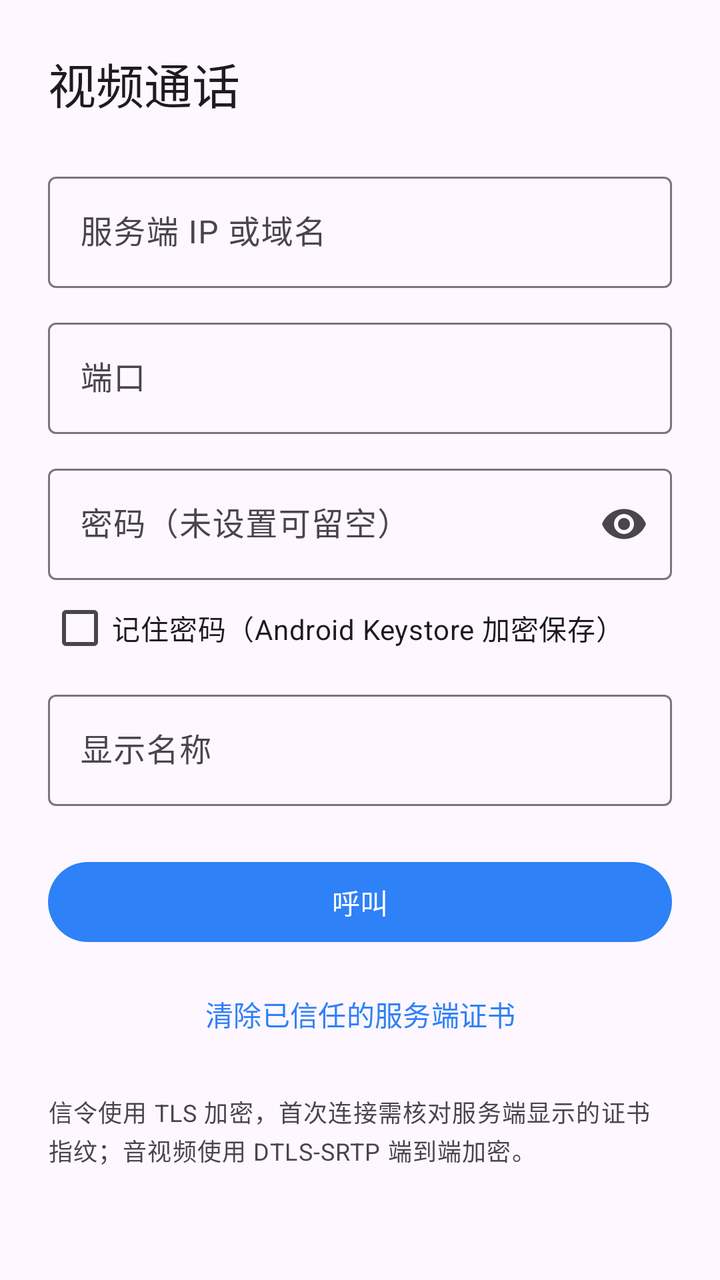
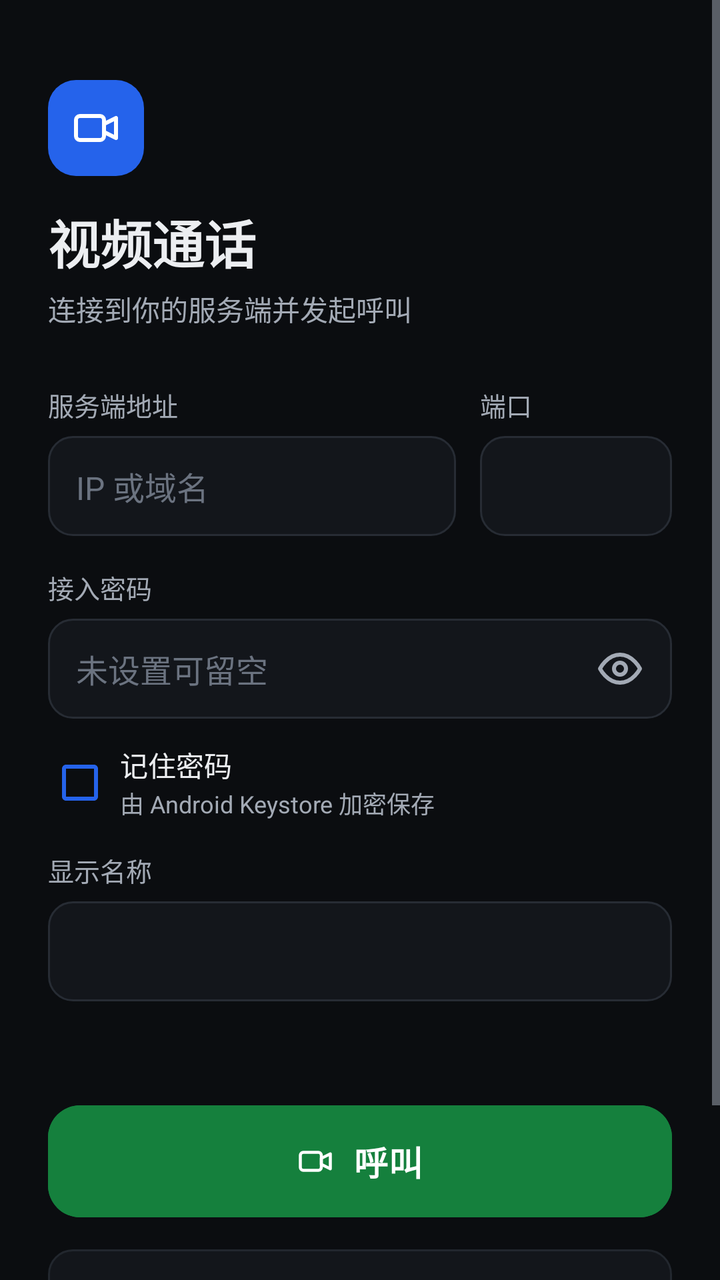

The first picture is an Android layout as it rendered before a commit; the second is the same layout after the commit. The layout source and the unified diff follow.
<!-- AndroidManifest.xml: application theme Theme.VideoCall -->
<!-- res/layout/activity_main.xml -->
<?xml version="1.0" encoding="utf-8"?>
<ScrollView xmlns:android="http://schemas.android.com/apk/res/android"
    android:layout_width="match_parent"
    android:layout_height="match_parent"
    android:fillViewport="true">

    <LinearLayout
        android:layout_width="match_parent"
        android:layout_height="wrap_content"
        android:orientation="vertical"
        android:padding="24dp">

        <TextView
            android:layout_width="wrap_content"
            android:layout_height="wrap_content"
            android:layout_marginBottom="24dp"
            android:text="@string/app_name"
            android:textAppearance="?attr/textAppearanceHeadlineSmall" />

        <com.google.android.material.textfield.TextInputLayout
            android:layout_width="match_parent"
            android:layout_height="wrap_content"
            android:hint="@string/hint_host">
            <com.google.android.material.textfield.TextInputEditText
                android:id="@+id/inputHost"
                android:layout_width="match_parent"
                android:layout_height="wrap_content"
                android:inputType="textUri"
                android:maxLines="1" />
        </com.google.android.material.textfield.TextInputLayout>

        <com.google.android.material.textfield.TextInputLayout
            android:layout_width="match_parent"
            android:layout_height="wrap_content"
            android:layout_marginTop="12dp"
            android:hint="@string/hint_port">
            <com.google.android.material.textfield.TextInputEditText
                android:id="@+id/inputPort"
                android:layout_width="match_parent"
                android:layout_height="wrap_content"
                android:inputType="number"
                android:maxLength="5" />
        </com.google.android.material.textfield.TextInputLayout>

        <com.google.android.material.textfield.TextInputLayout
            android:layout_width="match_parent"
            android:layout_height="wrap_content"
            android:layout_marginTop="12dp"
            android:hint="@string/hint_password"
            app:endIconMode="password_toggle"
            xmlns:app="http://schemas.android.com/apk/res-auto">
            <com.google.android.material.textfield.TextInputEditText
                android:id="@+id/inputPassword"
                android:layout_width="match_parent"
                android:layout_height="wrap_content"
                android:inputType="textPassword" />
        </com.google.android.material.textfield.TextInputLayout>

        <CheckBox
            android:id="@+id/checkRemember"
            android:layout_width="wrap_content"
            android:layout_height="wrap_content"
            android:text="@string/remember_password" />

        <com.google.android.material.textfield.TextInputLayout
            android:layout_width="match_parent"
            android:layout_height="wrap_content"
            android:layout_marginTop="4dp"
            android:hint="@string/hint_name">
            <com.google.android.material.textfield.TextInputEditText
                android:id="@+id/inputName"
                android:layout_width="match_parent"
                android:layout_height="wrap_content"
                android:inputType="text"
                android:maxLength="32" />
        </com.google.android.material.textfield.TextInputLayout>

        <com.google.android.material.button.MaterialButton
            android:id="@+id/btnCall"
            android:layout_width="match_parent"
            android:layout_height="wrap_content"
            android:layout_marginTop="24dp"
            android:text="@string/call" />

        <com.google.android.material.button.MaterialButton
            android:id="@+id/btnClearPins"
            style="@style/Widget.Material3.Button.TextButton"
            android:layout_width="wrap_content"
            android:layout_height="wrap_content"
            android:layout_gravity="center_horizontal"
            android:layout_marginTop="8dp"
            android:text="@string/clear_pins" />

        <TextView
            android:layout_width="match_parent"
            android:layout_height="wrap_content"
            android:layout_marginTop="16dp"
            android:text="@string/security_note"
            android:textAppearance="?attr/textAppearanceBodySmall" />

        <TextView
            android:id="@+id/versionText"
            android:layout_width="wrap_content"
            android:layout_height="wrap_content"
            android:layout_gravity="center_horizontal"
            android:layout_marginTop="16dp"
            android:textAppearance="?attr/textAppearanceLabelSmall" />
    </LinearLayout>
</ScrollView>
<!-- resources referenced by this layout -->
<resources>
  <string name="clear_pins">清除已信任的服务端证书</string>
  <string name="hint_host">服务端 IP 或域名</string>
  <string name="hint_name">显示名称</string>
  <string name="hint_password">密码（未设置可留空）</string>
  <string name="hint_port">端口</string>
  <string name="remember_password">记住密码（Android Keystore 加密保存）</string>
  <string name="security_note">信令使用 TLS 加密，首次连接需核对服务端显示的证书指纹；音视频使用 DTLS-SRTP 端到端加密。</string>
  <style name="Theme.VideoCall" parent="Theme.Material3.DayNight.NoActionBar">
          <item name="colorPrimary">#2F81F7</item>
      </style>
  <!-- unchanged entries left out for length: 2 -->
</resources>

<!-- the commit's change to res/layout/activity_main.xml (unified diff, before → after) -->
@@ -1,109 +1,263 @@
 <?xml version="1.0" encoding="utf-8"?>
 <ScrollView xmlns:android="http://schemas.android.com/apk/res/android"
+    xmlns:app="http://schemas.android.com/apk/res-auto"
+    android:id="@+id/scroll"
     android:layout_width="match_parent"
     android:layout_height="match_parent"
+    android:background="@color/bg"
     android:fillViewport="true">
 
     <LinearLayout
+        android:id="@+id/content"
         android:layout_width="match_parent"
         android:layout_height="wrap_content"
         android:orientation="vertical"
-        android:padding="24dp">
-
-        <TextView
-            android:layout_width="wrap_content"
-            android:layout_height="wrap_content"
-            android:layout_marginBottom="24dp"
+        android:paddingStart="24dp"
+        android:paddingTop="40dp"
+        android:paddingEnd="24dp"
+        android:paddingBottom="28dp">
+
+        <ImageView
+            android:layout_width="48dp"
+            android:layout_height="48dp"
+            android:background="@drawable/bg_logo"
+            android:importantForAccessibility="no"
+            android:scaleType="center"
+            android:src="@drawable/ic_video"
+            app:tint="#FFFFFF" />
+
+        <TextView
+            android:layout_width="wrap_content"
+            android:layout_height="wrap_content"
+            android:layout_marginTop="14dp"
             android:text="@string/app_name"
-            android:textAppearance="?attr/textAppearanceHeadlineSmall" />
-
-        <com.google.android.material.textfield.TextInputLayout
-            android:layout_width="match_parent"
-            android:layout_height="wrap_content"
-            android:hint="@string/hint_host">
-            <com.google.android.material.textfield.TextInputEditText
-                android:id="@+id/inputHost"
+            android:textColor="@color/fg"
+            android:textSize="26sp"
+            android:textStyle="bold" />
+
+        <TextView
+            android:layout_width="wrap_content"
+            android:layout_height="wrap_content"
+            android:layout_marginTop="4dp"
+            android:text="@string/subtitle"
+            android:textColor="@color/muted"
+            android:textSize="14sp" />
+
+        <LinearLayout
+            android:layout_width="match_parent"
+            android:layout_height="wrap_content"
+            android:layout_marginTop="28dp"
+            android:orientation="horizontal">
+
+            <LinearLayout
+                android:layout_width="0dp"
+                android:layout_height="wrap_content"
+                android:layout_weight="1"
+                android:orientation="vertical">
+
+                <TextView
+                    style="@style/Label"
+                    android:layout_width="wrap_content"
+                    android:layout_height="wrap_content"
+                    android:labelFor="@id/inputHost"
+                    android:text="@string/label_host" />
+
+                <EditText
+                    android:id="@+id/inputHost"
+                    style="@style/Input"
+                    android:layout_width="match_parent"
+                    android:layout_height="wrap_content"
+                    android:hint="@string/hint_host"
+                    android:importantForAutofill="no"
+                    android:inputType="textUri" />
+            </LinearLayout>
+
+            <LinearLayout
+                android:layout_width="96dp"
+                android:layout_height="wrap_content"
+                android:layout_marginStart="12dp"
+                android:orientation="vertical">
+
+                <TextView
+                    style="@style/Label"
+                    android:layout_width="wrap_content"
+                    android:layout_height="wrap_content"
+                    android:labelFor="@id/inputPort"
+                    android:text="@string/label_port" />
+
+                <EditText
+                    android:id="@+id/inputPort"
+                    style="@style/Input"
+                    android:layout_width="match_parent"
+                    android:layout_height="wrap_content"
+                    android:importantForAutofill="no"
+                    android:inputType="number"
+                    android:maxLength="5" />
+            </LinearLayout>
+        </LinearLayout>
+
+        <TextView
+            style="@style/Label"
+            android:layout_width="wrap_content"
+            android:layout_height="wrap_content"
+            android:layout_marginTop="16dp"
+            android:labelFor="@id/inputPassword"
+            android:text="@string/label_password" />
+
+        <FrameLayout
+            android:layout_width="match_parent"
+            android:layout_height="wrap_content">
+
+            <EditText
+                android:id="@+id/inputPassword"
+                style="@style/Input"
                 android:layout_width="match_parent"
                 android:layout_height="wrap_content"
-                android:inputType="textUri"
-                android:maxLines="1" />
-        </com.google.android.material.textfield.TextInputLayout>
-
-        <com.google.android.material.textfield.TextInputLayout
-            android:layout_width="match_parent"
+                android:hint="@string/hint_password"
+                android:importantForAutofill="no"
+                android:inputType="textPassword"
+                android:paddingEnd="52dp" />
+
+            <ImageButton
+                android:id="@+id/btnShowPassword"
+                android:layout_width="44dp"
+                android:layout_height="44dp"
+                android:layout_gravity="end|center_vertical"
+                android:layout_marginTop="3dp"
+                android:layout_marginEnd="4dp"
+                android:background="?attr/selectableItemBackgroundBorderless"
+                android:contentDescription="@string/show_password"
+                android:src="@drawable/ic_eye"
+                app:tint="@color/muted" />
+        </FrameLayout>
+
+        <LinearLayout
+            android:id="@+id/rememberRow"
+            android:layout_width="match_parent"
+            android:layout_height="wrap_content"
+            android:layout_marginTop="10dp"
+            android:background="?attr/selectableItemBackground"
+            android:gravity="center_vertical"
+            android:minHeight="44dp"
+            android:orientation="horizontal">
+
+            <com.google.android.material.checkbox.MaterialCheckBox
+                android:id="@+id/checkRemember"
+                android:layout_width="wrap_content"
+                android:layout_height="wrap_content"
+                android:minWidth="0dp"
+                android:minHeight="0dp"
+                app:buttonTint="@color/accent" />
+
+            <LinearLayout
+                android:layout_width="0dp"
+                android:layout_height="wrap_content"
+                android:layout_marginStart="4dp"
+                android:layout_weight="1"
+                android:orientation="vertical">
+
+                <TextView
+                    android:layout_width="wrap_content"
+                    android:layout_height="wrap_content"
+                    android:text="@string/remember_password"
+                    android:textColor="@color/fg"
+                    android:textSize="14sp" />
+
+                <TextView
+                    android:layout_width="wrap_content"
+                    android:layout_height="wrap_content"
+                    android:text="@string/remember_password_note"
+                    android:textColor="@color/muted"
+                    android:textSize="12sp" />
+            </LinearLayout>
+        </LinearLayout>
+
+        <TextView
+            style="@style/Label"
+            android:layout_width="wrap_content"
             android:layout_height="wrap_content"
             android:layout_marginTop="12dp"
-            android:hint="@string/hint_port">
-            <com.google.android.material.textfield.TextInputEditText
-                android:id="@+id/inputPort"
-                android:layout_width="match_parent"
-                android:layout_height="wrap_content"
-                android:inputType="number"
-                android:maxLength="5" />
-        </com.google.android.material.textfield.TextInputLayout>
-
-        <com.google.android.material.textfield.TextInputLayout
-            android:layout_width="match_parent"
-            android:layout_height="wrap_content"
-            android:layout_marginTop="12dp"
-            android:hint="@string/hint_password"
-            app:endIconMode="password_toggle"
-            xmlns:app="http://schemas.android.com/apk/res-auto">
-            <com.google.android.material.textfield.TextInputEditText
-                android:id="@+id/inputPassword"
-                android:layout_width="match_parent"
-                android:layout_height="wrap_content"
-                android:inputType="textPassword" />
-        </com.google.android.material.textfield.TextInputLayout>
-
-        <CheckBox
-            android:id="@+id/checkRemember"
-            android:layout_width="wrap_content"
-            android:layout_height="wrap_content"
-            android:text="@string/remember_password" />
-
-        <com.google.android.material.textfield.TextInputLayout
-            android:layout_width="match_parent"
-            android:layout_height="wrap_content"
-            android:layout_marginTop="4dp"
-            android:hint="@string/hint_name">
-            <com.google.android.material.textfield.TextInputEditText
-                android:id="@+id/inputName"
-                android:layout_width="match_parent"
-                android:layout_height="wrap_content"
-                android:inputType="text"
-                android:maxLength="32" />
-        </com.google.android.material.textfield.TextInputLayout>
+            android:labelFor="@id/inputName"
+            android:text="@string/label_name" />
+
+        <EditText
+            android:id="@+id/inputName"
+            style="@style/Input"
+            android:layout_width="match_parent"
+            android:layout_height="wrap_content"
+            android:importantForAutofill="no"
+            android:inputType="text"
+            android:maxLength="32" />
+
+        <Space
+            android:layout_width="match_parent"
+            android:layout_height="0dp"
+            android:layout_weight="1"
+            android:minHeight="28dp" />
 
         <com.google.android.material.button.MaterialButton
             android:id="@+id/btnCall"
             android:layout_width="match_parent"
-            android:layout_height="wrap_content"
+            android:layout_height="56dp"
             android:layout_marginTop="24dp"
-            android:text="@string/call" />
-
-        <com.google.android.material.button.MaterialButton
-            android:id="@+id/btnClearPins"
-            style="@style/Widget.Material3.Button.TextButton"
-            android:layout_width="wrap_content"
-            android:layout_height="wrap_content"
-            android:layout_gravity="center_horizontal"
-            android:layout_marginTop="8dp"
-            android:text="@string/clear_pins" />
-
-        <TextView
+            android:backgroundTint="@color/accept"
+            android:insetTop="0dp"
+            android:insetBottom="0dp"
+            android:text="@string/call"
+            android:textColor="#FFFFFF"
+            android:textSize="17sp"
+            android:textStyle="bold"
+            app:cornerRadius="16dp"
+            app:icon="@drawable/ic_video"
+            app:iconGravity="textStart"
+            app:iconPadding="10dp"
+            app:iconTint="#FFFFFF" />
+
+        <LinearLayout
             android:layout_width="match_parent"
             android:layout_height="wrap_content"
             android:layout_marginTop="16dp"
-            android:text="@string/security_note"
-            android:textAppearance="?attr/textAppearanceBodySmall" />
+            android:background="@drawable/bg_card"
+            android:gravity="center_vertical"
+            android:orientation="horizontal"
+            android:paddingStart="14dp"
+            android:paddingTop="4dp"
+            android:paddingEnd="4dp"
+            android:paddingBottom="4dp">
+
+            <ImageView
+                android:layout_width="16dp"
+                android:layout_height="16dp"
+                android:importantForAccessibility="no"
+                android:src="@drawable/ic_shield"
+                app:tint="@color/ok" />
+
+            <TextView
+                android:id="@+id/pinsText"
+                android:layout_width="0dp"
+                android:layout_height="wrap_content"
+                android:layout_marginStart="8dp"
+                android:layout_weight="1"
+                android:textColor="@color/muted"
+                android:textSize="13sp" />
+
+            <Button
+                android:id="@+id/btnManagePins"
+                style="@style/Widget.Material3.Button.TextButton"
+                android:layout_width="wrap_content"
+                android:layout_height="wrap_content"
+                android:text="@string/manage"
+                android:textColor="@color/accent_fg"
+                android:textSize="13sp" />
+        </LinearLayout>
 
         <TextView
             android:id="@+id/versionText"
-            android:layout_width="wrap_content"
-            android:layout_height="wrap_content"
-            android:layout_gravity="center_horizontal"
+            android:layout_width="match_parent"
+            android:layout_height="wrap_content"
             android:layout_marginTop="16dp"
-            android:textAppearance="?attr/textAppearanceLabelSmall" />
+            android:gravity="center"
+            android:textColor="@color/muted"
+            android:textSize="12sp" />
     </LinearLayout>
 </ScrollView>
<!-- resource entries referenced after the edit -->
@@ -1,14 +1,102 @@
 <!-- resources referenced by this layout -->
 <resources>
-  <string name="clear_pins">清除已信任的服务端证书</string>
-  <string name="hint_host">服务端 IP 或域名</string>
-  <string name="hint_name">显示名称</string>
-  <string name="hint_password">密码（未设置可留空）</string>
-  <string name="hint_port">端口</string>
-  <string name="remember_password">记住密码（Android Keystore 加密保存）</string>
-  <string name="security_note">信令使用 TLS 加密，首次连接需核对服务端显示的证书指纹；音视频使用 DTLS-SRTP 端到端加密。</string>
-  <style name="Theme.VideoCall" parent="Theme.Material3.DayNight.NoActionBar">
-          <item name="colorPrimary">#2F81F7</item>
+  <color name="accent">#2563EB</color>
+  <color name="accent_fg">#6EA8FF</color>
+  <color name="accept">#15803D</color>
+  <color name="bg">#0B0D10</color>
+  <color name="fg">#ECEEF1</color>
+  <color name="muted">#A3AAB5</color>
+  <color name="ok">#34D399</color>
+  <!-- drawable bg_card (drawable) -->
+  <?xml version="1.0" encoding="utf-8"?>
+  <shape xmlns:android="http://schemas.android.com/apk/res/android">
+      <solid android:color="@color/panel" /><stroke android:width="1dp" android:color="@color/line" /><corners android:radius="12dp" />
+  </shape>
+  <!-- drawable bg_logo (drawable) -->
+  <?xml version="1.0" encoding="utf-8"?>
+  <shape xmlns:android="http://schemas.android.com/apk/res/android"><solid android:color="@color/accent" /><corners android:radius="14dp" /></shape>
+  <!-- drawable ic_eye (drawable) -->
+  <?xml version="1.0" encoding="utf-8"?>
+  <vector xmlns:android="http://schemas.android.com/apk/res/android" android:width="24dp" android:height="24dp" android:viewportWidth="24" android:viewportHeight="24">
+      <path android:pathData="M2,12s3.5,-7 10,-7 10,7 10,7 -3.5,7 -10,7S2,12 2,12z" android:strokeColor="#FFFFFFFF" android:strokeWidth="2" android:strokeLineCap="round" android:strokeLineJoin="round" android:fillColor="#00000000" />
+      <path android:pathData="M12,9a3,3 0,1 1,0 6a3,3 0,1 1,0 -6z" android:strokeColor="#FFFFFFFF" android:strokeWidth="2" android:strokeLineCap="round" android:strokeLineJoin="round" android:fillColor="#00000000" />
+  </vector>
+  <!-- drawable ic_shield (drawable) -->
+  <?xml version="1.0" encoding="utf-8"?>
+  <vector xmlns:android="http://schemas.android.com/apk/res/android" android:width="24dp" android:height="24dp" android:viewportWidth="24" android:viewportHeight="24">
+      <path android:pathData="M12,2l8,4v6c0,5 -3.5,8.5 -8,10 -4.5,-1.5 -8,-5 -8,-10V6z" android:strokeColor="#FFFFFFFF" android:strokeWidth="2" android:strokeLineCap="round" android:strokeLineJoin="round" android:fillColor="#00000000" />
+      <path android:pathData="M9,12l2,2 4,-4" android:strokeColor="#FFFFFFFF" android:strokeWidth="2" android:strokeLineCap="round" android:strokeLineJoin="round" android:fillColor="#00000000" />
+  </vector>
+  <!-- drawable ic_video (drawable) -->
+  <?xml version="1.0" encoding="utf-8"?>
+  <vector xmlns:android="http://schemas.android.com/apk/res/android" android:width="24dp" android:height="24dp" android:viewportWidth="24" android:viewportHeight="24">
+      <path android:pathData="M4,6h10a2,2 0,0 1,2 2v8a2,2 0,0 1,-2 2h-10a2,2 0,0 1,-2 -2v-8a2,2 0,0 1,2 -2z" android:strokeColor="#FFFFFFFF" android:strokeWidth="2" android:strokeLineCap="round" android:strokeLineJoin="round" android:fillColor="#00000000" />
+      <path android:pathData="M16,10l6,-3v10l-6,-3z" android:strokeColor="#FFFFFFFF" android:strokeWidth="2" android:strokeLineCap="round" android:strokeLineJoin="round" android:fillColor="#00000000" />
+  </vector>
+  <string name="hint_host">IP 或域名</string>
+  <string name="hint_password">未设置可留空</string>
+  <string name="label_host">服务端地址</string>
+  <string name="label_name">显示名称</string>
+  <string name="label_password">接入密码</string>
+  <string name="label_port">端口</string>
+  <string name="manage">管理</string>
+  <string name="remember_password">记住密码</string>
+  <string name="remember_password_note">由 Android Keystore 加密保存</string>
+  <string name="show_password">显示密码</string>
+  <string name="subtitle">连接到你的服务端并发起呼叫</string>
+  <style name="Input">
+          <item name="android:background">@drawable/bg_input</item>
+          <item name="android:minHeight">50dp</item>
+          <item name="android:paddingStart">14dp</item>
+          <item name="android:paddingEnd">14dp</item>
+          <item name="android:textSize">16sp</item>
+          <item name="android:textColor">@color/fg</item>
+          <item name="android:textColorHint">#6B7380</item>
+          <item name="android:maxLines">1</item>
+          <item name="android:layout_marginTop">6dp</item>
+      </style>
+  <style name="Label">
+          <item name="android:textSize">13sp</item>
+          <item name="android:textColor">@color/muted</item>
+      </style>
+  <style name="Theme.VideoCall" parent="Theme.Material3.Dark.NoActionBar">
+          <item name="colorPrimary">@color/accent</item>
+          <item name="colorOnPrimary">#FFFFFF</item>
+          <item name="colorSecondary">@color/accent_fg</item>
+          <item name="colorSurface">@color/sheet</item>
+          <item name="colorOnSurface">@color/fg</item>
+          <item name="colorSurfaceContainerHigh">@color/sheet</item>
+          <item name="colorError">@color/danger_fg</item>
+          <item name="android:colorBackground">@color/bg</item>
+          <item name="android:windowBackground">@color/bg</item>
+          <item name="android:statusBarColor">@color/bg</item>
+          <item name="android:navigationBarColor">@color/bg</item>
+          <item name="android:textColorPrimary">@color/fg</item>
+          <item name="android:textColorSecondary">@color/muted</item>
+          <item name="bottomSheetDialogTheme">@style/ThemeOverlay.VideoCall.BottomSheet</item>
+      </style>
+  <color name="panel">#13161B</color>
+  <color name="line">#22272E</color>
+  <!-- drawable bg_input (drawable) -->
+  <?xml version="1.0" encoding="utf-8"?>
+  <selector xmlns:android="http://schemas.android.com/apk/res/android">
+      <item android:state_focused="true">
+          <shape><solid android:color="@color/panel" /><stroke android:width="1.5dp" android:color="@color/accent" /><corners android:radius="12dp" /></shape>
+      </item>
+      <item>
+          <shape><solid android:color="@color/panel" /><stroke android:width="1dp" android:color="@color/line2" /><corners android:radius="12dp" /></shape>
+      </item>
+  </selector>
+  <color name="sheet">#161A20</color>
+  <color name="danger_fg">#FF8A80</color>
+  <style name="ThemeOverlay.VideoCall.BottomSheet" parent="ThemeOverlay.Material3.BottomSheetDialog">
+          <item name="bottomSheetStyle">@style/VideoCall.BottomSheet</item>
+          <item name="android:navigationBarColor">@color/sheet</item>
+      </style>
+  <color name="line2">#272C34</color>
+  <style name="VideoCall.BottomSheet" parent="Widget.Material3.BottomSheet.Modal">
+          <item name="backgroundTint">@android:color/transparent</item>
+          <item name="android:background">@android:color/transparent</item>
       </style>
   <!-- unchanged entries left out for length: 2 -->
 </resources>
